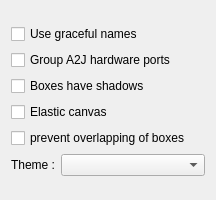
Qt form resources/ui/canvas_options.ui (Houston4444/RaySession) before a commit.
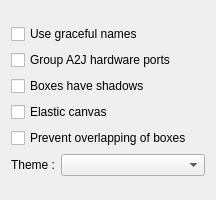
The same form after that commit.

Commit message: fix prevent_overlap option not restored at startup

```diff
--- a/resources/ui/canvas_options.ui
+++ b/resources/ui/canvas_options.ui
@@ -69,7 +69,7 @@
         <string>&lt;html&gt;&lt;head/&gt;&lt;body&gt;&lt;p&gt;When this option is active, boxes are automatically moved when another box has been moved over them.&lt;/p&gt;&lt;/body&gt;&lt;/html&gt;</string>
        </property>
        <property name="text">
-        <string>prevent overlapping of boxes</string>
+        <string>Prevent overlapping of boxes</string>
        </property>
        <property name="checked">
         <bool>false</bool>
```
The commit also changes 3 other files.
